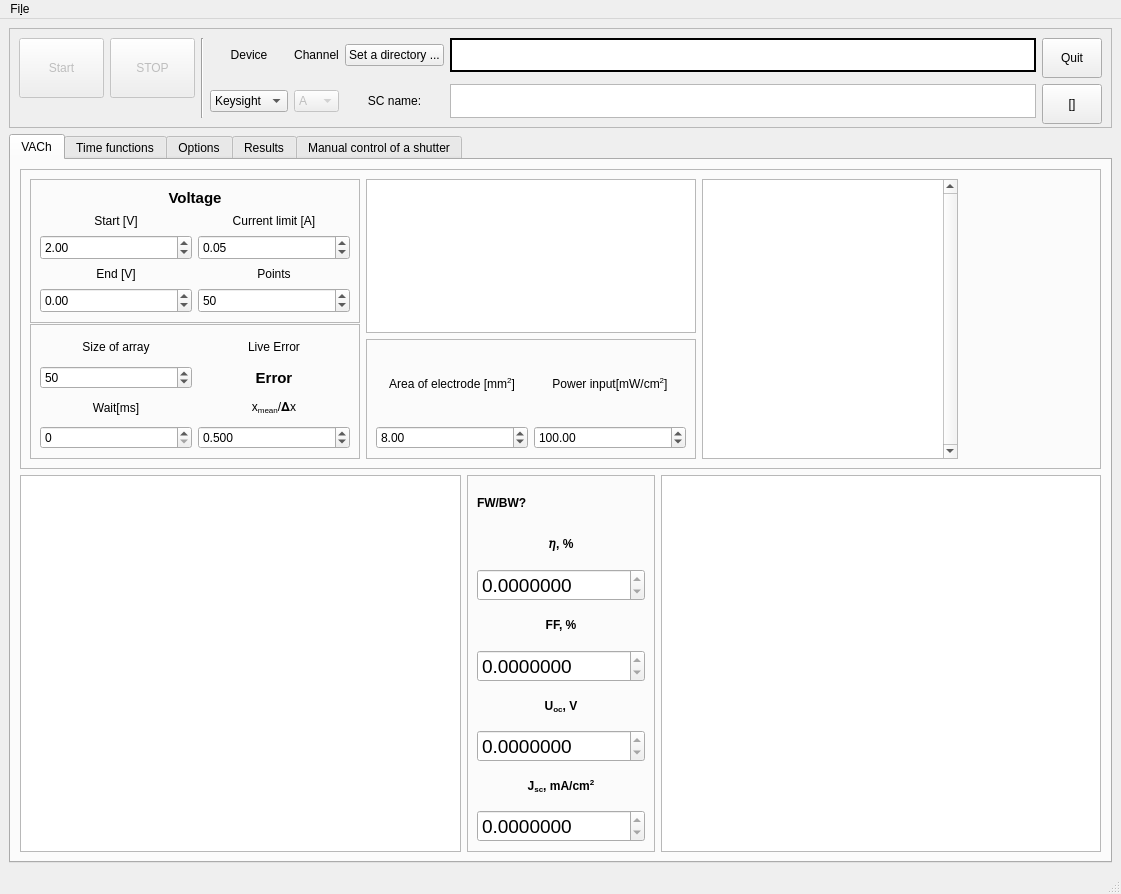
userIsTaken/SolarVACh, file GUI/Solar.ui: the form before one commit.
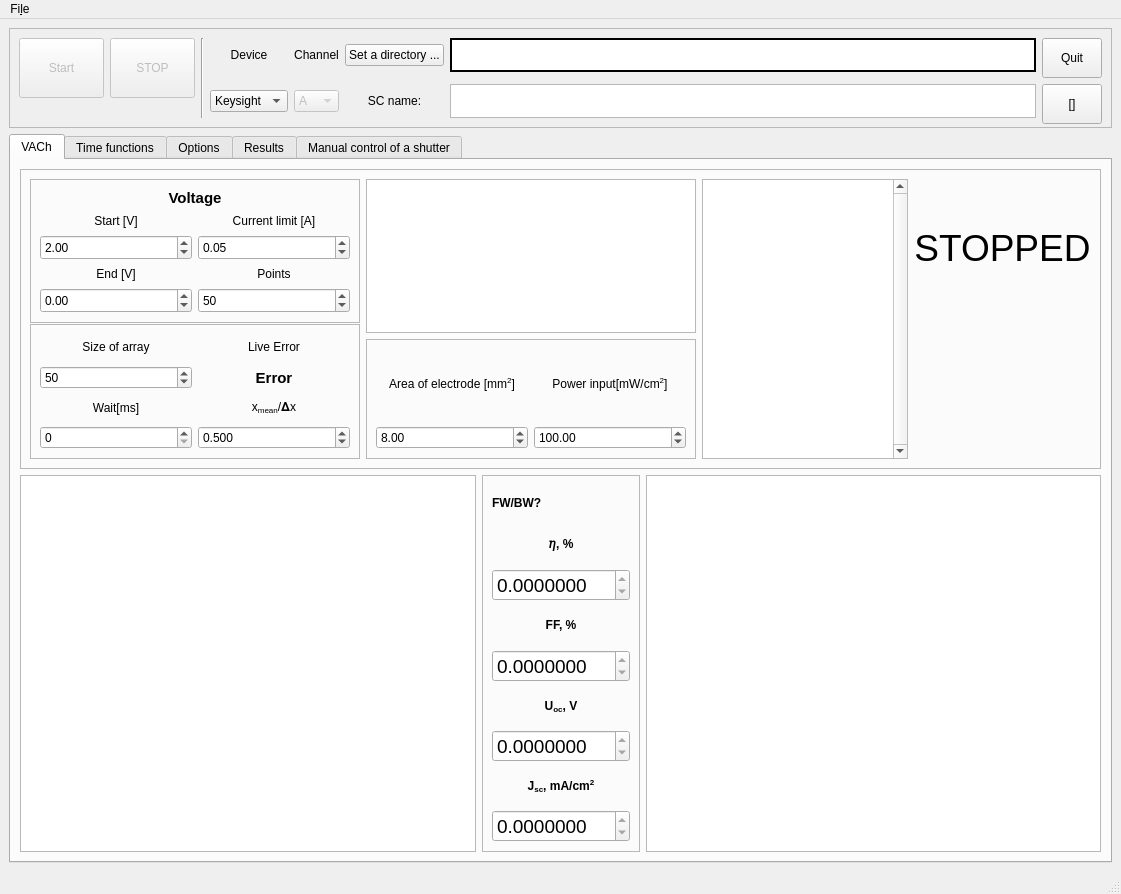
The form after the commit. The open tabs and pages were chosen to show the change. Custom widgets are drawn as their Qt base class.

```diff
--- a/GUI/Solar.ui
+++ b/GUI/Solar.ui
@@ -484,7 +484,7 @@
              </property>
             </widget>
            </item>
-           <item row="0" column="3">
+           <item row="0" column="4">
             <spacer name="horizontalSpacer">
              <property name="orientation">
               <enum>Qt::Horizontal</enum>
@@ -698,7 +698,7 @@
              </layout>
             </widget>
            </item>
-           <item row="2" column="3">
+           <item row="2" column="4">
             <spacer name="horizontalSpacer_2">
              <property name="orientation">
               <enum>Qt::Horizontal</enum>
@@ -724,6 +724,24 @@
              </property>
             </widget>
            </item>
+           <item row="0" column="3">
+            <widget class="QLabel" name="runingLabel">
+             <property name="font">
+              <font>
+               <pointsize>28</pointsize>
+              </font>
+             </property>
+             <property name="text">
+              <string>STOPPED</string>
+             </property>
+             <property name="textFormat">
+              <enum>Qt::RichText</enum>
+             </property>
+             <property name="alignment">
+              <set>Qt::AlignCenter</set>
+             </property>
+            </widget>
+           </item>
           </layout>
           <zorder>current_graph</zorder>
           <zorder>horizontalSpacer</zorder>
```
Left out of the diff: 1 changed line with no effect on the pictures.
